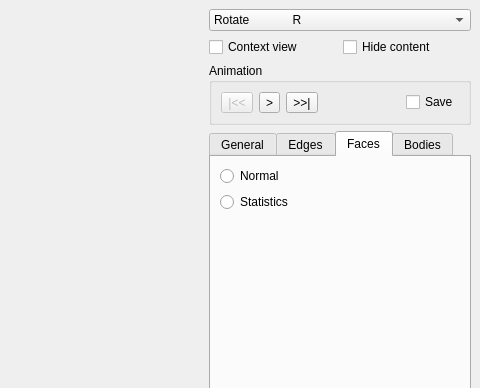
Qt form MainWindow.ui (danlipsa/foamvis) before a commit; both pictures show x 396 to 876 and y 0 to 388 of the 876 by 591 pixel window.
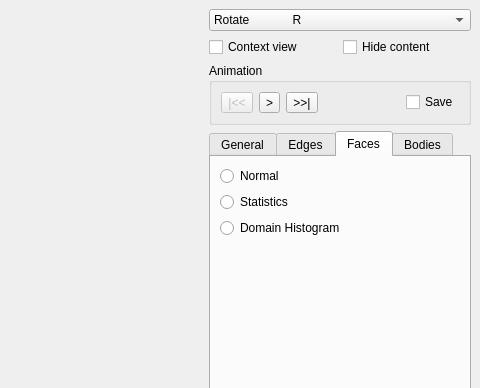
The same form after that commit. Custom widgets are drawn as their Qt base class.

What changed in the file:
```diff
--- a/MainWindow.ui
+++ b/MainWindow.ui
@@ -1011,6 +1011,16 @@
              </attribute>
             </widget>
            </item>
+           <item>
+            <widget class="QRadioButton" name="radioButtonFacesDomainHistogram">
+             <property name="text">
+              <string>Domain Histogram</string>
+             </property>
+             <attribute name="buttonGroup">
+              <string>buttonGroupDisplay</string>
+             </attribute>
+            </widget>
+           </item>
            <item>
             <widget class="QStackedWidget" name="stackedWidgetFaces">
              <property name="currentIndex">
```
Left out of the diff: 66 changed lines with no effect on the pictures.
